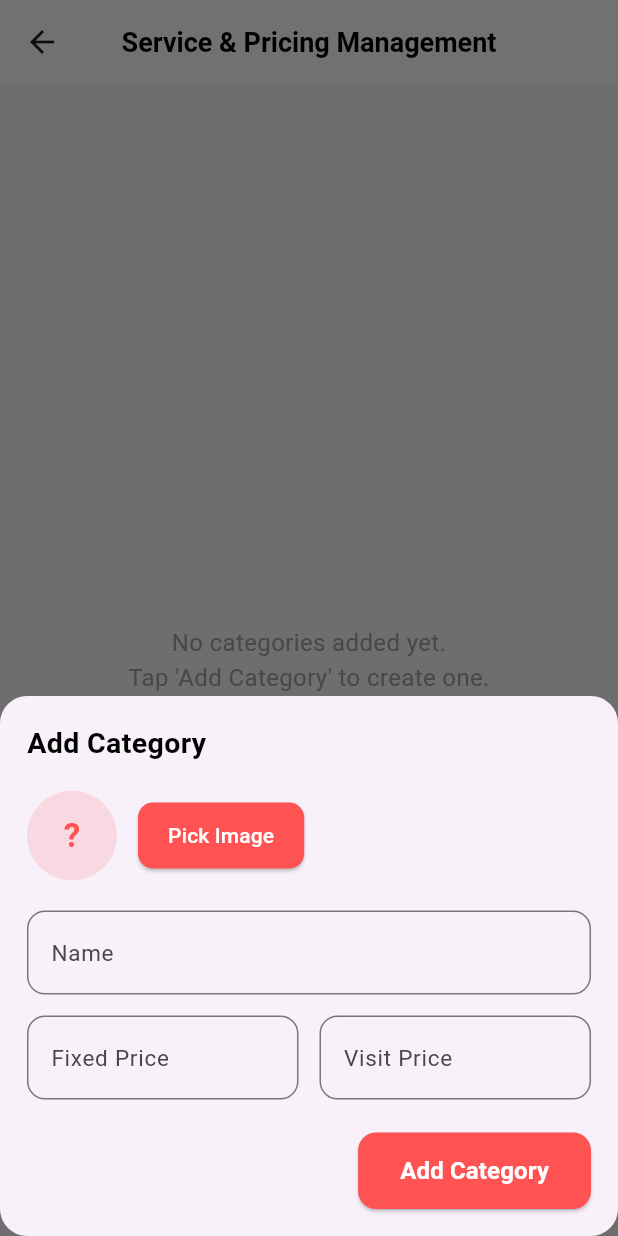
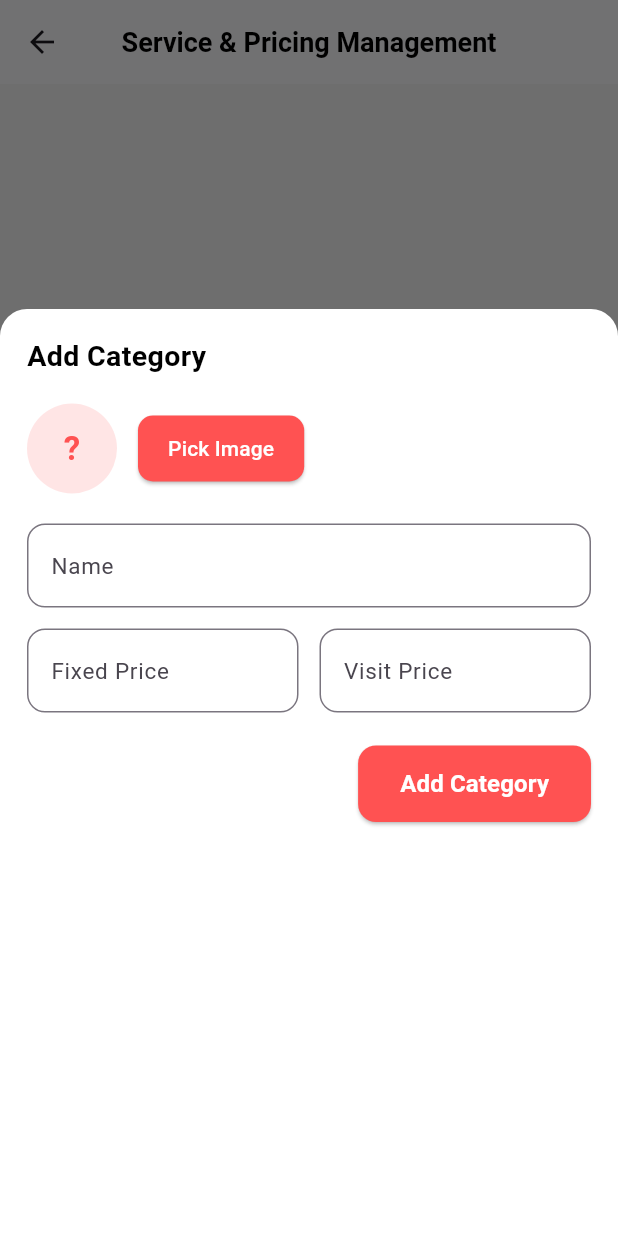
Before and after one commit to SINGHDHANRAJ098/Esayfix_admin, a Flutter app: the ServicePriceScreen screen opened directly, after a tap on "Add Category", on a phone screen of 412 x 824 dp. Run offline on Flutter 3.47's test engine with Material 3 defaults, Android fonts, the light colour scheme and no system bars; our stand-ins replace curved_navigation_bar, image_picker; accounts and stored records are empty.

Commit message:
service and price screen

```diff
--- a/lib/admin_auth/admin_login.dart
+++ b/lib/admin_auth/admin_login.dart
@@ -1,6 +1,6 @@
+import 'package:easyfix_admin/admin_auth/admin_otp.dart';
 import 'package:flutter/material.dart';
 import 'package:flutter/services.dart';
-import 'admin_otp.dart';
 
 class AdminLogin extends StatefulWidget {
   const AdminLogin({super.key});
--- a/lib/admin_auth/admin_otp.dart
+++ b/lib/admin_auth/admin_otp.dart
@@ -1,3 +1,4 @@
+
 import 'package:easyfix_admin/admin_pages/admin_bottom_navigation/admin_bottom_nav.dart';
 import 'package:flutter/material.dart';
 import 'package:flutter/services.dart';
--- a/lib/admin_pages/service_price_management/service_screen/service_price_screen.dart
+++ b/lib/admin_pages/service_price_management/service_screen/service_price_screen.dart
@@ -32,7 +32,6 @@ class _ServicePriceScreenState extends State<ServicePriceScreen> {
         elevation: 1,
         centerTitle: true,
       ),
-
       floatingActionButton: FloatingActionButton.extended(
         backgroundColor: Colors.redAccent,
         foregroundColor: Colors.white,
@@ -40,7 +39,6 @@ class _ServicePriceScreenState extends State<ServicePriceScreen> {
         icon: const Icon(Icons.add),
         label: const Text("Add Category"),
       ),
-
       body: _categories.isEmpty
           ? const Center(
               child: Text(
@@ -74,7 +72,6 @@ class _ServicePriceScreenState extends State<ServicePriceScreen> {
           ),
         ],
       ),
-
       child: Padding(
         padding: const EdgeInsets.all(18),
         child: Column(
@@ -86,7 +83,6 @@ class _ServicePriceScreenState extends State<ServicePriceScreen> {
               children: [
                 _buildCategoryImage(c.imagePath, c.name),
                 const SizedBox(width: 14),
-
                 Expanded(
                   child: Column(
                     crossAxisAlignment: CrossAxisAlignment.start,
@@ -118,7 +114,6 @@ class _ServicePriceScreenState extends State<ServicePriceScreen> {
                     ],
                   ),
                 ),
-
                 Column(
                   children: [
                     IconButton(
@@ -135,9 +130,7 @@ class _ServicePriceScreenState extends State<ServicePriceScreen> {
                 ),
               ],
             ),
-
             const SizedBox(height: 16),
-
             // Sub-category header
             Row(
               mainAxisAlignment: MainAxisAlignment.spaceBetween,
@@ -159,7 +152,6 @@ class _ServicePriceScreenState extends State<ServicePriceScreen> {
                 ),
               ],
             ),
-
             if (c.subCategories.isEmpty)
               const Padding(
                 padding: EdgeInsets.symmetric(vertical: 12),
@@ -204,15 +196,15 @@ class _ServicePriceScreenState extends State<ServicePriceScreen> {
     );
   }
 
-  // -------------------------------------------------------------
+
   // SUB CATEGORY CARD — clean white tile
-  // -------------------------------------------------------------
+
   Widget _buildSubCategoryTile(ServiceCategory parent, SubCategory s) {
     return Container(
       margin: const EdgeInsets.only(top: 10),
       padding: const EdgeInsets.all(14),
       decoration: BoxDecoration(
-        color: Colors.white, // white tile
+        color: Colors.white,
         borderRadius: BorderRadius.circular(14),
         boxShadow: [
           BoxShadow(
@@ -222,12 +214,10 @@ class _ServicePriceScreenState extends State<ServicePriceScreen> {
           ),
         ],
       ),
-
       child: Row(
         children: [
           _buildSubImage(s.imagePath, s.name),
           const SizedBox(width: 14),
-
           Expanded(
             child: Column(
               crossAxisAlignment: CrossAxisAlignment.start,
@@ -252,7 +242,6 @@ class _ServicePriceScreenState extends State<ServicePriceScreen> {
               ],
             ),
           ),
-
           Column(
             children: [
               IconButton(
@@ -294,7 +283,7 @@ class _ServicePriceScreenState extends State<ServicePriceScreen> {
   }
 
   // -------------------------------------------------------------
-  // CATEGORY FORM
+  // CATEGORY FORM  (DraggableScrollableSheet)
   // -------------------------------------------------------------
   Future<void> _openCategoryForm({ServiceCategory? editing}) async {
     final name = TextEditingController(text: editing?.name ?? "");
@@ -310,10 +299,28 @@ class _ServicePriceScreenState extends State<ServicePriceScreen> {
     await showModalBottomSheet(
       context: context,
       isScrollControlled: true,
-      shape: RoundedRectangleBorder(borderRadius: BorderRadius.circular(18)),
-
+      backgroundColor: Colors.transparent,
       builder: (_) {
-        return _bottomSheet(
+        return DraggableScrollableSheet(
+          initialChildSize: 0.75,
+          minChildSize: 0.45,
+          maxChildSize: 0.95,
+          expand: false,
+          builder: (context, scrollController) {
+            return Container(
+              decoration: const BoxDecoration(
+                color: Colors.white,
+                borderRadius: BorderRadius.vertical(top: Radius.circular(18)),
+              ),
+              child: SingleChildScrollView(
+                controller: scrollController,
+                padding: EdgeInsets.only(
+                  left: 18,
+                  right: 18,
+                  top: 18,
+                  bottom: MediaQuery.of(context).viewInsets.bottom + 18,
+                ),
+                child: _bottomSheet(
                   title: editing == null ? "Add Category" : "Edit Category",
                   name: name,
                   fixed: fixed,
@@ -321,7 +328,9 @@ class _ServicePriceScreenState extends State<ServicePriceScreen> {
                   imagePath: imagePath,
                   onPickImage: () async {
                     final img = await _pickImageChoice();
-            if (img != null) setState(() => imagePath = img);
+                    if (img != null) {
+                      setState(() => imagePath = img);
+                    }
                   },
                   buttonText: editing == null ? "Add Category" : "Save",
                   onSubmit: () {
@@ -338,7 +347,8 @@ class _ServicePriceScreenState extends State<ServicePriceScreen> {
                       setState(() {
                         _categories.add(
                           ServiceCategory(
-                    id: DateTime.now().millisecondsSinceEpoch.toString(),
+                            id: DateTime.now().millisecondsSinceEpoch
+                                .toString(),
                             name: n,
                             fixedPrice: f,
                             visitPrice: v,
@@ -363,14 +373,18 @@ class _ServicePriceScreenState extends State<ServicePriceScreen> {
 
                     Navigator.pop(context);
                   },
+                ),
+              ),
+            );
+          },
         );
       },
     );
   }
 
-  // -------------------------------------------------------------
-  // SUB-CATEGORY FORM
-  // -------------------------------------------------------------
+
+  // SUB-CATEGORY FORM (DraggableScrollableSheet)
+
   Future<void> _openSubCategoryForm({
     required ServiceCategory parent,
     SubCategory? editing,
@@ -388,18 +402,40 @@ class _ServicePriceScreenState extends State<ServicePriceScreen> {
     await showModalBottomSheet(
       context: context,
       isScrollControlled: true,
-      shape: RoundedRectangleBorder(borderRadius: BorderRadius.circular(18)),
-
+      backgroundColor: Colors.transparent,
       builder: (_) {
-        return _bottomSheet(
-          title: editing == null ? "Add Sub-category" : "Edit Sub-category",
+        return DraggableScrollableSheet(
+          initialChildSize: 0.75,
+          minChildSize: 0.45,
+          maxChildSize: 0.95,
+          expand: false,
+          builder: (context, scrollController) {
+            return Container(
+              decoration: const BoxDecoration(
+                color: Colors.white,
+                borderRadius: BorderRadius.vertical(top: Radius.circular(18)),
+              ),
+              child: SingleChildScrollView(
+                controller: scrollController,
+                padding: EdgeInsets.only(
+                  left: 18,
+                  right: 18,
+                  top: 18,
+                  bottom: MediaQuery.of(context).viewInsets.bottom + 18,
+                ),
+                child: _bottomSheet(
+                  title: editing == null
+                      ? "Add Sub-category"
+                      : "Edit Sub-category",
                   name: name,
                   fixed: fixed,
                   visit: visit,
                   imagePath: imagePath,
                   onPickImage: () async {
                     final img = await _pickImageChoice();
-            if (img != null) setState(() => imagePath = img);
+                    if (img != null) {
+                      setState(() => imagePath = img);
+                    }
                   },
                   buttonText: editing == null ? "Add" : "Save",
                   onSubmit: () {
@@ -412,7 +448,9 @@ class _ServicePriceScreenState extends State<ServicePriceScreen> {
                       return;
                     }
 
-            final index = _categories.indexWhere((c) => c.id == parent.id);
+                    final index = _categories.indexWhere(
+                      (c) => c.id == parent.id,
+                    );
                     final cat = _categories[index];
                     final updated = List<SubCategory>.from(cat.subCategories);
 
@@ -428,7 +466,9 @@ class _ServicePriceScreenState extends State<ServicePriceScreen> {
                         ),
                       );
                     } else {
-              final subIndex = updated.indexWhere((s) => s.id == editing.id);
+                      final subIndex = updated.indexWhere(
+                        (s) => s.id == editing.id,
+                      );
                       updated[subIndex] = editing.copyWith(
                         name: n,
                         fixedPrice: f,
@@ -442,6 +482,10 @@ class _ServicePriceScreenState extends State<ServicePriceScreen> {
                     });
 
                     Navigator.pop(context);
+                  },
+                ),
+              ),
+            );
           },
         );
       },
@@ -515,9 +559,9 @@ class _ServicePriceScreenState extends State<ServicePriceScreen> {
     );
   }
 
-  // -------------------------------------------------------------
+
   // IMAGE PICKER
-  // -------------------------------------------------------------
+
   Future<String?> _pickImageChoice() async {
     String? picked;
 
@@ -554,9 +598,8 @@ class _ServicePriceScreenState extends State<ServicePriceScreen> {
     return picked;
   }
 
-  // -------------------------------------------------------------
-  // BOTTOM SHEET UI — clean and beautiful
-  // -------------------------------------------------------------
+  // BOTTOM SHEET CONTENT (no scrolling here – Draggable handles it)
+
   Widget _bottomSheet({
     required String title,
     required TextEditingController name,
@@ -567,16 +610,9 @@ class _ServicePriceScreenState extends State<ServicePriceScreen> {
     required String buttonText,
     required VoidCallback onSubmit,
   }) {
-    return Padding(
-      padding: EdgeInsets.only(
-        left: 18,
-        right: 18,
-        top: 18,
-        bottom: MediaQuery.of(context).viewInsets.bottom + 18,
-      ),
-
-      child: ListView(
-        shrinkWrap: true,
+    return Column(
+      crossAxisAlignment: CrossAxisAlignment.start,
+      mainAxisSize: MainAxisSize.min,
       children: [
         Text(
           title,
@@ -586,9 +622,7 @@ class _ServicePriceScreenState extends State<ServicePriceScreen> {
             color: Colors.black,
           ),
         ),
-
         const SizedBox(height: 18),
-
         Row(
           children: [
             _buildCategoryImage(imagePath, name.text),
@@ -610,22 +644,16 @@ class _ServicePriceScreenState extends State<ServicePriceScreen> {
             ),
           ],
         ),
-
         const SizedBox(height: 20),
-
         TextField(
           controller: name,
           decoration: InputDecoration(
             labelText: "Name",
             labelStyle: const TextStyle(fontSize: 15),
-              border: OutlineInputBorder(
-                borderRadius: BorderRadius.circular(12),
+            border: OutlineInputBorder(borderRadius: BorderRadius.circular(12)),
           ),
         ),
-          ),
-
         const SizedBox(height: 14),
-
         Row(
           children: [
             Expanded(
@@ -659,9 +687,7 @@ class _ServicePriceScreenState extends State<ServicePriceScreen> {
             ),
           ],
         ),
-
         const SizedBox(height: 22),
-
         Align(
           alignment: Alignment.centerRight,
           child: ElevatedButton(
@@ -669,25 +695,18 @@ class _ServicePriceScreenState extends State<ServicePriceScreen> {
             style: ElevatedButton.styleFrom(
               backgroundColor: Colors.redAccent,
               foregroundColor: Colors.white,
-                padding: const EdgeInsets.symmetric(
-                  horizontal: 28,
-                  vertical: 14,
-                ),
+              padding: const EdgeInsets.symmetric(horizontal: 28, vertical: 14),
               shape: RoundedRectangleBorder(
                 borderRadius: BorderRadius.circular(12),
               ),
             ),
             child: Text(
               buttonText,
-                style: const TextStyle(
-                  fontSize: 16,
-                  fontWeight: FontWeight.w600,
-                ),
+              style: const TextStyle(fontSize: 16, fontWeight: FontWeight.w600),
             ),
           ),
         ),
       ],
-      ),
     );
   }
 
--- a/lib/main.dart
+++ b/lib/main.dart
@@ -1,8 +1,6 @@
-import 'package:easyfix_admin/admin_auth/admin_otp.dart';
 
-import 'package:easyfix_admin/admin_pages/admin_bottom_navigation/admin_bottom_nav.dart';
+import 'package:easyfix_admin/admin_auth/splash_screen.dart';
 
-import 'package:easyfix_admin/try.dart';
 import 'package:flutter/material.dart';
 
 
@@ -21,7 +19,7 @@ class MyApp extends StatelessWidget {
       theme: ThemeData(
         colorScheme: ColorScheme.fromSeed(seedColor: Colors.deepPurple),
       ),
-      home: AdminBottomNav()
+      home: SplashScreen()
     );
   }
 }
```
Lines whose indentation alone changed are shown as unchanged.
